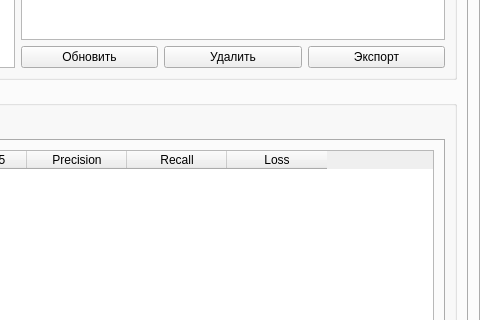
This is yolo_qgis_dialog_base.ui in santerr80/yolo_qgis as Qt 5 draws it before an edit; both pictures show x 320 to 800 and y 347 to 667 of the 800 by 812 pixel window. The edited form follows.
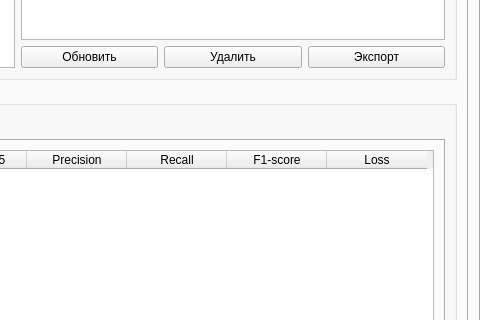
This is the edited form. The open tabs and pages were chosen to show the change. Icons and pictures are not drawn. Custom widgets are drawn as their Qt base class.

Commit message: Remove outdated documentation files including integration guide, numpy compatibility guide, plugin structure, program structure, training system summary, and training UI guide. Update training modules to enhance compatibility and streamline the training process for YOLO models. Update binary files for changes in the codebase.

Patch:
```diff
--- a/yolo_qgis_dialog_base.ui
+++ b/yolo_qgis_dialog_base.ui
@@ -10,7 +10,7 @@
     <x>0</x>
     <y>0</y>
     <width>800</width>
-    <height>700</height>
+    <height>749</height>
    </rect>
   </property>
   <property name="sizePolicy">
@@ -1458,6 +1458,11 @@
                     <string>Recall</string>
                    </property>
                   </column>
+                    <column>
+                     <property name="text">
+                      <string>F1-score</string>
+                     </property>
+                    </column>
                   <column>
                    <property name="text">
                     <string>Loss</string>
```
Left out of the diff: 192 changed lines with no effect on the pictures. Lines whose indentation alone changed are shown as unchanged. The commit also changes 24 other files.
